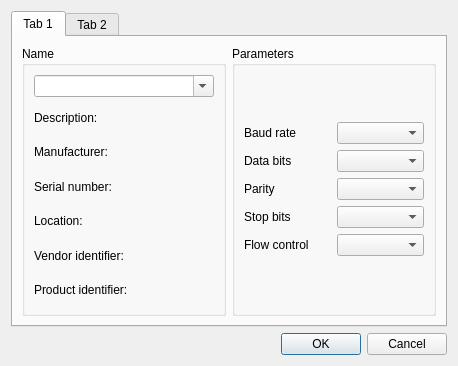
This is src/dialog_connect.ui in TomHyhlik/termik as Qt 5 draws it before an edit. The edited form follows.
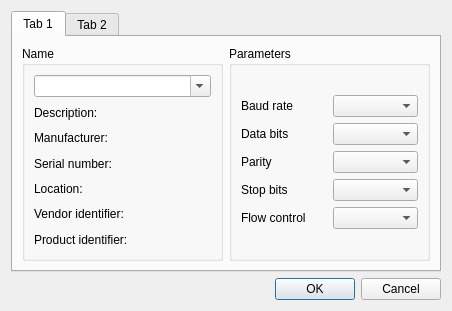
This is the edited form. Icons and pictures are not drawn.

```diff
--- a/src/dialog_connect.ui
+++ b/src/dialog_connect.ui
@@ -6,8 +6,8 @@
    <rect>
     <x>0</x>
     <y>0</y>
-    <width>458</width>
-    <height>366</height>
+    <width>452</width>
+    <height>311</height>
    </rect>
   </property>
   <property name="windowTitle">
```
